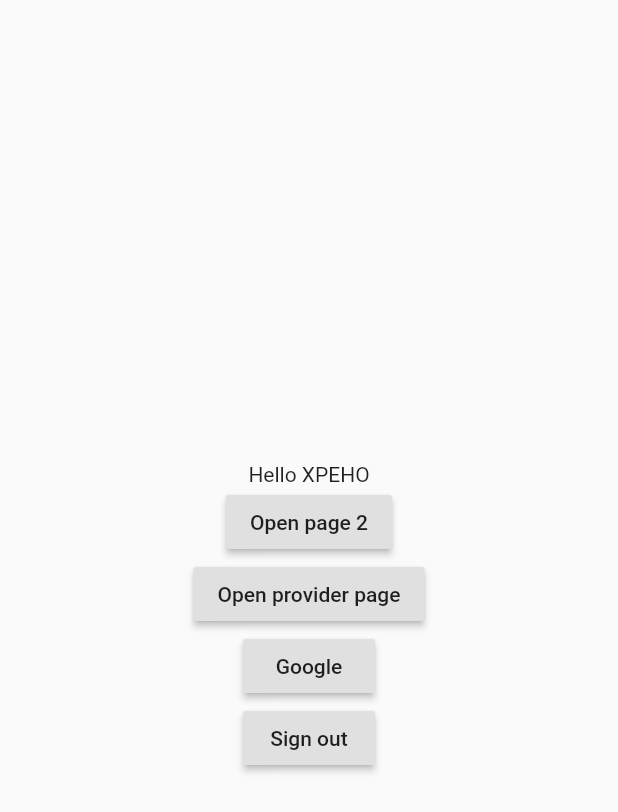
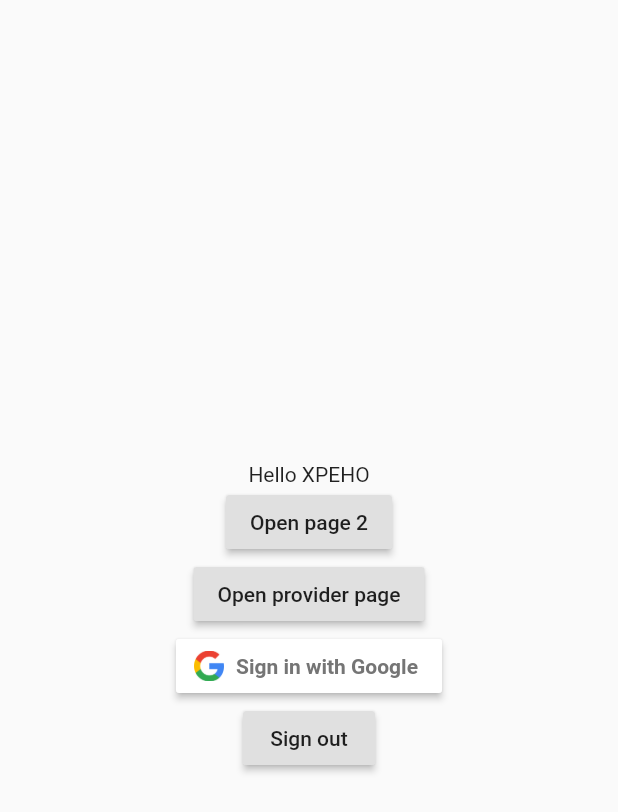
Before and after one commit to XPEHO/MobileOne, a Flutter app: the screen it shows after launch, on a phone screen of 412 x 824 dp. Shown: the top 812 px of the screen. Run offline on Flutter 3.47's test engine with Material 2 defaults, Android fonts, the light colour scheme and no system bars; our stand-ins replace firebase_analytics, firebase_auth, fluttertoast, google_sign_in; missing offline and left inert: webfeed; accounts and stored records are empty.

Commit message:
feat(Authentication) : Change of google button ui

```diff
--- a/lib/main.dart
+++ b/lib/main.dart
@@ -70,7 +70,7 @@ class HelloPage extends StatelessWidget {
               onPressed: () => openProviderPage(context),
               child: Text(getString(context, 'open_provider_page')),
             ),
-            RaisedButton(
+            RaisedButton.icon(
               onPressed: () async {
                               AuthenticationService().googleSignIn()
                               .then((FirebaseUser user) {
@@ -80,7 +80,9 @@ class HelloPage extends StatelessWidget {
                               })
                               .catchError((e) => Fluttertoast.showToast(msg: e));
                             },
-              child: Text(getString(context, 'google')),
+              label: Text(getString(context, 'google'), style: TextStyle(color: Colors.grey[600], fontWeight: FontWeight.bold),),
+              color: Colors.white,
+              icon: new Image.asset('lib/assets/images/Google_g.png', width: 20,),
             ),
             RaisedButton(
               onPressed: () async {
--- a/pubspec.yaml
+++ b/pubspec.yaml
@@ -61,6 +61,7 @@ flutter:
   assets:
     - resources/lang/en.json
     - resources/lang/fr.json
+    - lib/assets/images/
   # An image asset can refer to one or more resolution-specific "variants", see
   # https://flutter.dev/assets-and-images/#resolution-aware.
   # For details regarding adding assets from package dependencies, see
--- a/resources/lang/en.json
+++ b/resources/lang/en.json
@@ -8,7 +8,7 @@
     "password": "password",
     "forgot_password": "Forgot password ?",
     "create_account": "Create account",
-    "google": "Google",
+    "google": "Sign in with Google",
     "twitter": "Twitter",
     "facebook": "Facebook",
     "signout": "Sign out",
--- a/resources/lang/fr.json
+++ b/resources/lang/fr.json
@@ -8,7 +8,7 @@
     "password": "mot de passe",
     "forgot_password": "Mot de passe oublie ?",
     "create_account": "Créer une compte",
-    "google": "Google",
+    "google": "Se connecter avec Google",
     "twitter": "Twitter",
     "facebook": "Facebook",
     "signout": "Se déconnecter",
```
Also changed, not shown: lib/assets/images/Google_g.png (added), 1 other file.
